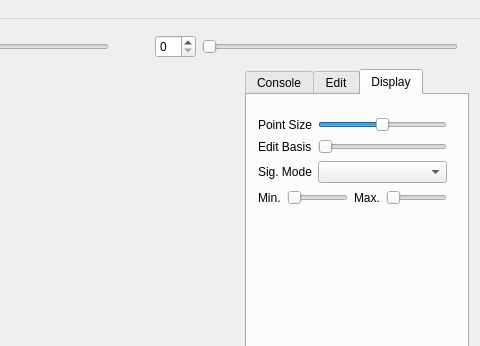
The window that ZGeometry/ZGeometry.ui (sunyzm/ZGeometry) describes before a commit, drawn with Qt 5; both pictures show x 591 to 1071 and y 0 to 346 of the 1071 by 850 pixel window.
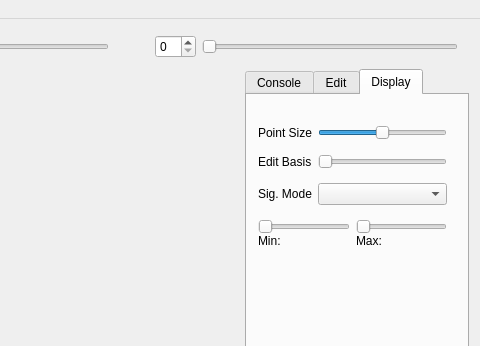
The same window after the commit. Custom widgets are drawn as their Qt base class.

Commit message: Adjust BandCurved plot with sliders

```diff
--- a/ZGeometry/ZGeometry.ui
+++ b/ZGeometry/ZGeometry.ui
@@ -330,9 +330,9 @@
           <property name="geometry">
            <rect>
             <x>0</x>
-            <y>10</y>
+            <y>11</y>
             <width>211</width>
-            <height>114</height>
+            <height>161</height>
            </rect>
           </property>
           <layout class="QVBoxLayout" name="layoutDisplayTab">
@@ -414,12 +414,10 @@
            <item>
             <layout class="QHBoxLayout" name="layoutSigMinMax">
              <item>
-              <widget class="QLabel" name="labelSigMin">
-               <property name="text">
-                <string>Min.</string>
+              <layout class="QVBoxLayout" name="verticalLayout">
+               <property name="spacing">
+                <number>0</number>
                </property>
-              </widget>
-             </item>
              <item>
               <widget class="QSlider" name="sliderSigMin">
                <property name="enabled">
@@ -434,12 +432,25 @@
               </widget>
              </item>
              <item>
-              <widget class="QLabel" name="labelSigMax">
+                <widget class="QLabel" name="labelSigMin">
+                 <property name="sizePolicy">
+                  <sizepolicy hsizetype="Preferred" vsizetype="Fixed">
+                   <horstretch>0</horstretch>
+                   <verstretch>0</verstretch>
+                  </sizepolicy>
+                 </property>
                <property name="text">
-                <string>Max.</string>
+                  <string>Min: </string>
                </property>
               </widget>
              </item>
+              </layout>
+             </item>
+             <item>
+              <layout class="QVBoxLayout" name="verticalLayout_2">
+               <property name="spacing">
+                <number>0</number>
+               </property>
              <item>
               <widget class="QSlider" name="sliderSigMax">
                <property name="enabled">
@@ -453,6 +464,21 @@
                </property>
               </widget>
              </item>
+               <item>
+                <widget class="QLabel" name="labelSigMax">
+                 <property name="sizePolicy">
+                  <sizepolicy hsizetype="Preferred" vsizetype="Fixed">
+                   <horstretch>0</horstretch>
+                   <verstretch>0</verstretch>
+                  </sizepolicy>
+                 </property>
+                 <property name="text">
+                  <string>Max: </string>
+                 </property>
+                </widget>
+               </item>
+              </layout>
+             </item>
             </layout>
            </item>
           </layout>
```
Left out of the diff: 16 changed lines with no effect on the pictures. Lines whose indentation alone changed are shown as unchanged. The commit also changes 4 other files.
